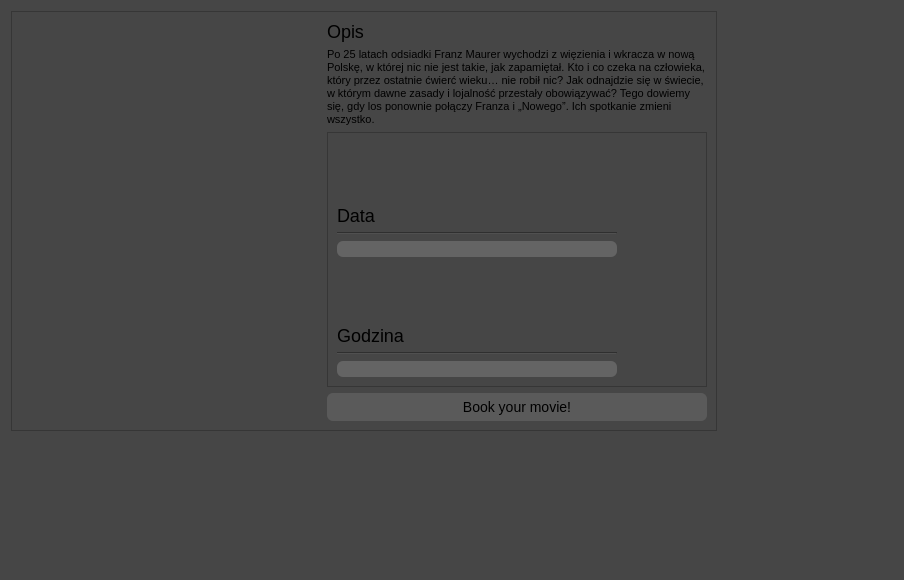
The window that movie.ui (Gluzix/DataBase_Project) describes before a commit, drawn with Qt 5.
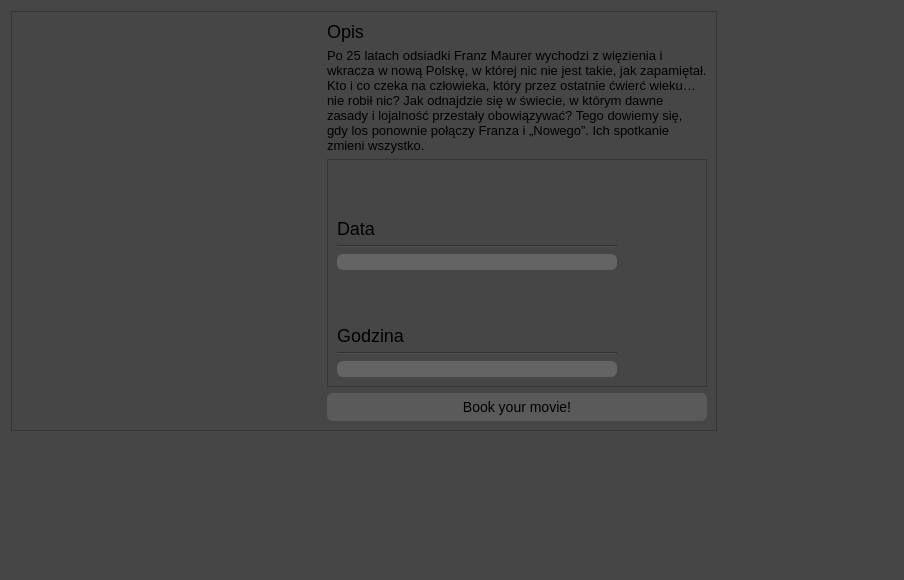
The same window after the commit. Icons and pictures are not drawn.

Diff of the .ui file:
```diff
--- a/movie.ui
+++ b/movie.ui
@@ -61,7 +61,7 @@
           <rect>
            <x>0</x>
            <y>0</y>
-           <width>390</width>
+           <width>378</width>
            <height>264</height>
           </rect>
          </property>
@@ -228,7 +228,7 @@
          </size>
         </property>
         <property name="styleSheet">
-         <string notr="true">font-size:11px;</string>
+         <string notr="true">font-size:13px;</string>
         </property>
         <property name="text">
          <string>Po 25 latach odsiadki Franz Maurer wychodzi z więzienia i wkracza w nową Polskę, w której nic nie jest takie, jak zapamiętał. Kto i co czeka na człowieka, który przez ostatnie ćwierć wieku… nie robił nic? Jak odnajdzie się w świecie, w którym dawne zasady i lojalność przestały obowiązywać? Tego dowiemy się, gdy los ponownie połączy Franza i „Nowego”. Ich spotkanie zmieni wszystko.</string>
```
